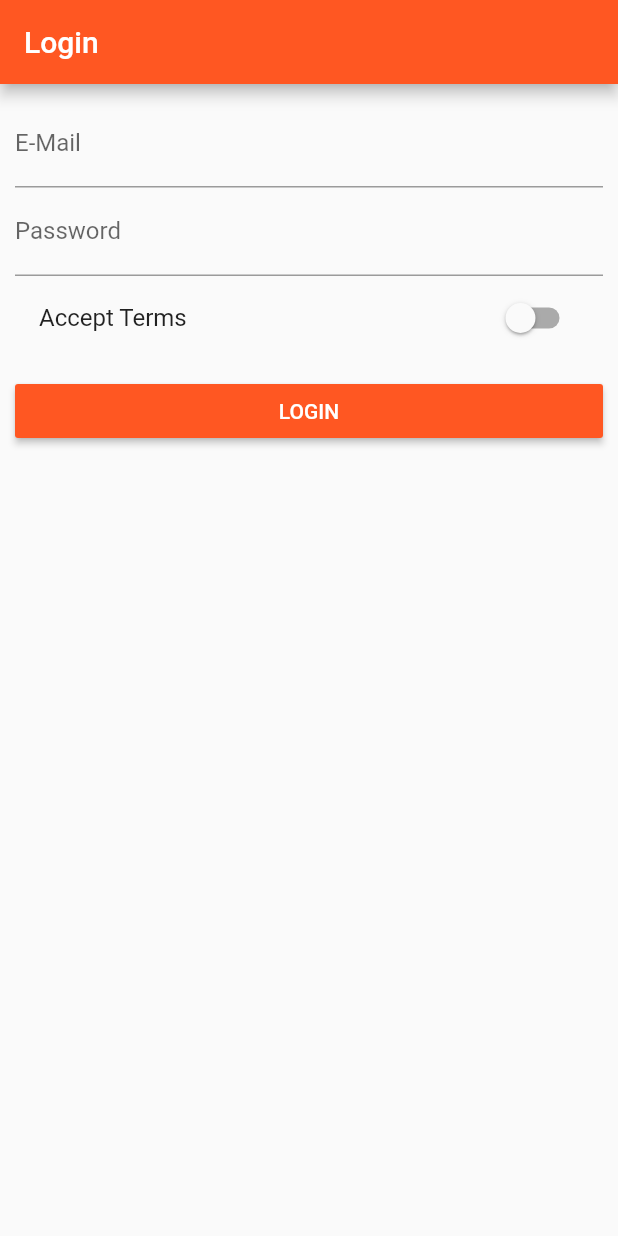
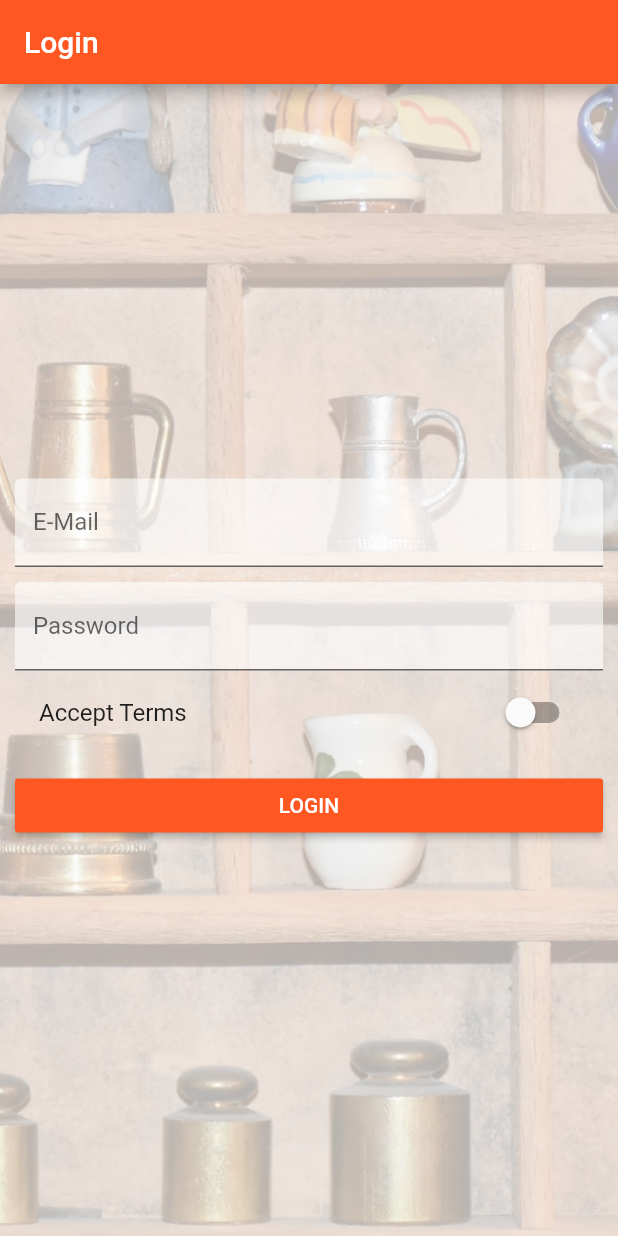
Before and after one commit to hadibtf/FlutterBestPractice, a Flutter app: the screen it shows after launch, on a phone screen of 412 x 824 dp. Run offline on Flutter 3.47's test engine with Material 2 defaults, Android fonts, the phone set to English and light mode, and no system bars.

Commit message:
What's New: Added Price Tag to Product in Products. Added Background Image to login page and color to TextBoxs. Added List Icon to ListTile in Product Manager and Products Page. Added Favorite Button to AppBar in Products. Changelog:
Signed-off-by: hadibastanfar <98bastanfar@gmail.com>

```diff
--- a/lib/pages/auth.dart
+++ b/lib/pages/auth.dart
@@ -19,11 +19,25 @@ class _AuthPageState extends State<AuthPage> {
         title: new Text('Login'),
       ),
       body: new Container(
-          margin: EdgeInsets.all(10.0),
-          child: ListView(
+        decoration: BoxDecoration(
+          image: new DecorationImage(
+            fit: BoxFit.cover,
+            colorFilter: ColorFilter.mode(
+                Colors.black.withOpacity(0.3), BlendMode.dstATop),
+            image: new AssetImage('images/background.jpg'),
+          ),
+        ),
+        padding: new EdgeInsets.all(10.0),
+        child: new Center(
+          child: new SingleChildScrollView(
+            child: new Column(
               children: <Widget>[
                 new TextField(
-                decoration: new InputDecoration(labelText: 'E-Mail'),
+                  decoration: new InputDecoration(
+                    labelText: 'E-Mail',
+                    filled: true,
+                    fillColor: Colors.white.withOpacity(0.6),
+                  ),
                   keyboardType: TextInputType.emailAddress,
                   onChanged: (String value) {
                     setState(() {
@@ -31,8 +45,15 @@ class _AuthPageState extends State<AuthPage> {
                     });
                   },
                 ),
+                new SizedBox(
+                  height: 10.0,
+                ),
                 new TextField(
-                decoration: new InputDecoration(labelText: 'Password'),
+                  decoration: new InputDecoration(
+                    labelText: 'Password',
+                    filled: true,
+                    fillColor: Colors.white.withOpacity(0.6),
+                  ),
                   obscureText: true,
                   onChanged: (String value) {
                     setState(() {
@@ -52,7 +73,10 @@ class _AuthPageState extends State<AuthPage> {
                 new SizedBox(
                   height: 10.0,
                 ),
-              new RaisedButton(
+                new Row(
+                  children: <Widget>[
+                    new Expanded(
+                      child: new RaisedButton(
                         color: Theme.of(context).primaryColor,
                         textColor: Colors.white,
                         child: new Text('LOGIN'),
@@ -62,8 +86,14 @@ class _AuthPageState extends State<AuthPage> {
                           Navigator.pushReplacementNamed(context, '/products');
                         },
                       ),
+                    )
                   ],
                 ),
-        ));
+              ],
+            ),
+          ),
+        ),
+      ),
+    );
   }
 }
--- a/lib/pages/products_admin.dart
+++ b/lib/pages/products_admin.dart
@@ -22,6 +22,7 @@ class ProductsAdminPage extends StatelessWidget {
                 title: new Text("Choose"),
               ),
               new ListTile(
+                leading: Icon(Icons.shop,color: Colors.blue,),
                 title: new Text("All Products"),
                 onTap: () => Navigator.pushReplacementNamed(context, "/products"),
               ),
```
Also changed, not shown: lib/main.dart (+7 -3 lines), lib/pages/products.dart (+17 -2 lines), lib/products.dart (+46 -11 lines), pubspec.yaml (+39 -0 lines), fonts/JustAnotherHand-Regular.ttf (added), fonts/Oswald-Bold.ttf (added), fonts/Oswald-ExtraLight.ttf (added), fonts/Oswald-Light.ttf (added), fonts/Oswald-Medium.ttf (added), fonts/Oswald-Regular.ttf (added), fonts/Oswald-SemiBold.ttf (added), images/background.jpg (added). Lines whose indentation alone changed are shown as unchanged.
